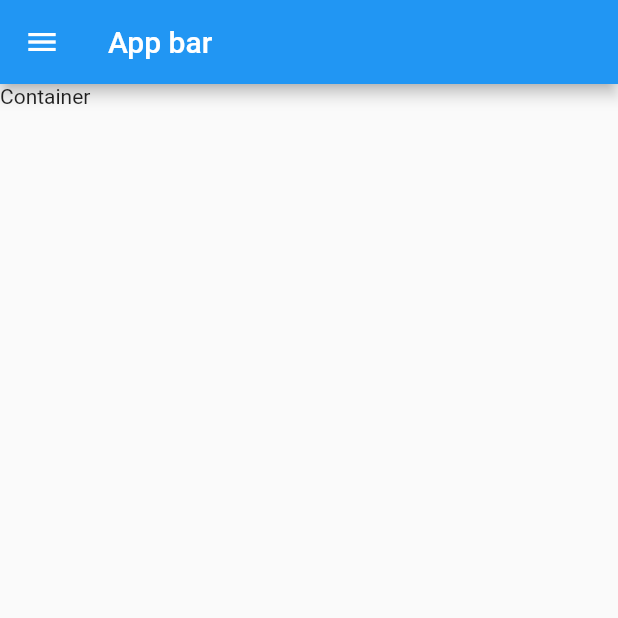
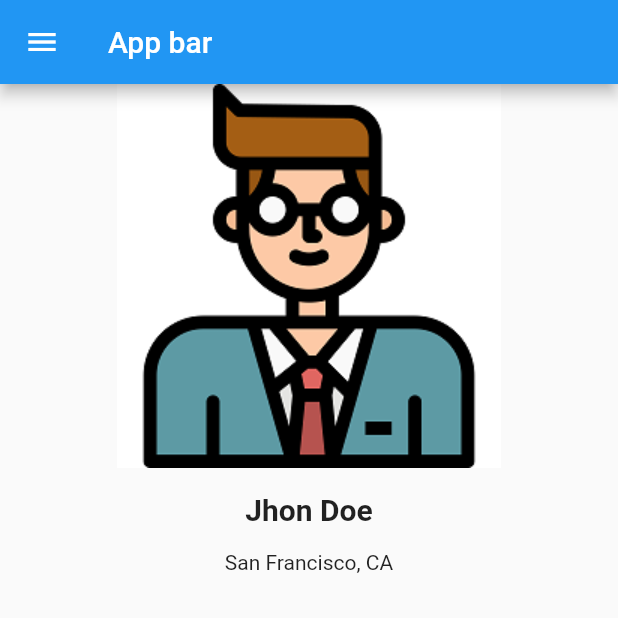
Before and after one commit to 1tassianak/drawer, a Flutter app: the screen it shows after launch, on a phone screen of 412 x 824 dp, the top half of it. Run offline on Flutter 3.47's test engine with Material 2 defaults, Android fonts, the phone set to English and light mode, and no system bars.

Commit message:
Atualizando dados

```diff
--- a/lib/home.dart
+++ b/lib/home.dart
@@ -20,7 +20,26 @@ class Home extends StatelessWidget {
           ],
         ),
       ),
-      body: const Text("Container"),
+      body: Center(
+        child: Column(
+          children: <Widget>[
+            Image.asset("img/user.png"),
+            Padding(
+              padding: EdgeInsets.all(16),
+              child: Text("Jhon Doe",
+                style: TextStyle(
+                  fontSize: 20,
+                  fontWeight: FontWeight.bold,
+                ),
+              ),
+            ),
+            Padding(
+              padding: EdgeInsets.only(top:0),
+              child: Text("San Francisco, CA"),
+            )
+          ],
+        ),
+      ),
     );
   }
 }
```
Also changed, not shown: pubspec.lock.
